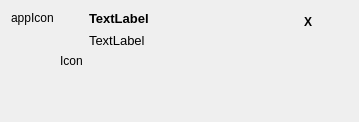
Above: src/plugins/backends/snore/notifywidget.ui from baohaojun/system-config before the change. Below: the same form after it.
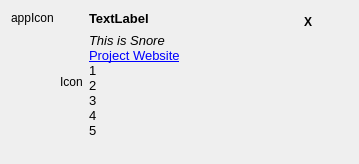
That is the form after the change. Icons and pictures are not drawn.

What changed in the file:
```diff
--- a/src/plugins/backends/snore/notifywidget.ui
+++ b/src/plugins/backends/snore/notifywidget.ui
@@ -165,7 +165,7 @@
           </font>
          </property>
          <property name="text">
-          <string>TextLabel</string>
+          <string notr="true">&lt;i&gt;This is Snore&lt;/i&gt;&lt;br&gt;&lt;a href=&quot;https://github.com/TheOneRing/Snorenotify&quot;&gt;Project Website&lt;/a&gt;&lt;br&gt;1&lt;br&gt;2&lt;br&gt;3&lt;br&gt;4&lt;br&gt;5&lt;br&gt;</string>
          </property>
          <property name="textFormat">
           <enum>Qt::RichText</enum>
@@ -176,6 +176,9 @@
          <property name="alignment">
           <set>Qt::AlignLeading|Qt::AlignLeft|Qt::AlignTop</set>
          </property>
+         <property name="wordWrap">
+          <bool>true</bool>
+         </property>
          <property name="margin">
           <number>0</number>
          </property>
```
Left out of the diff: 3 changed lines with no effect on the pictures.
